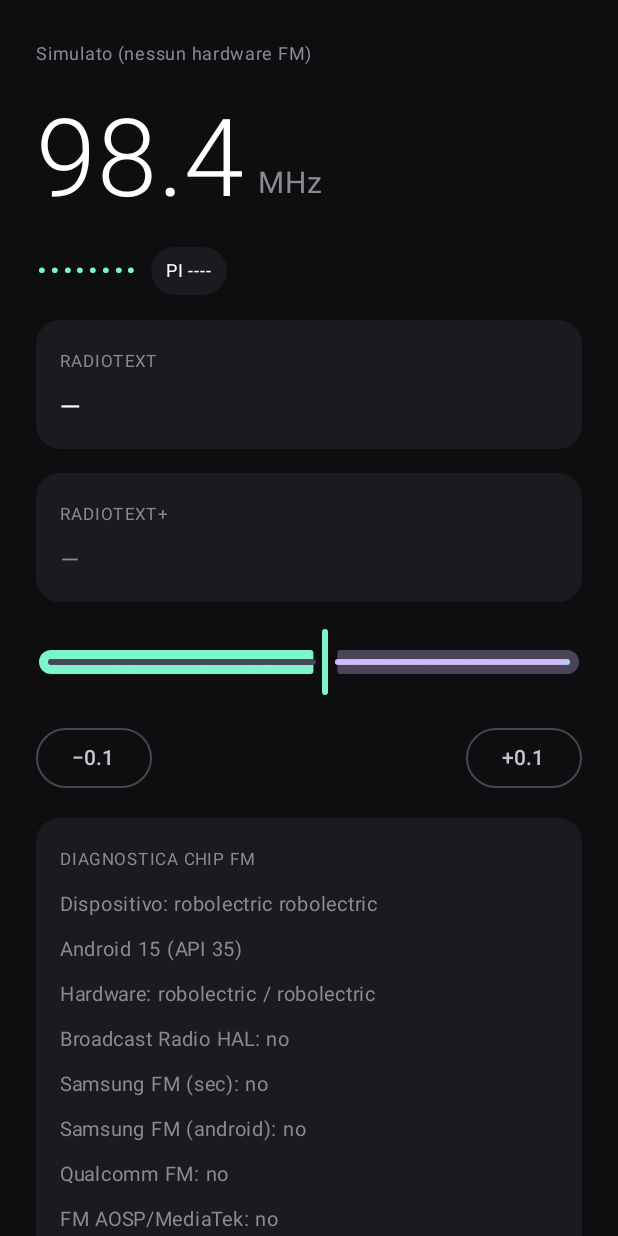
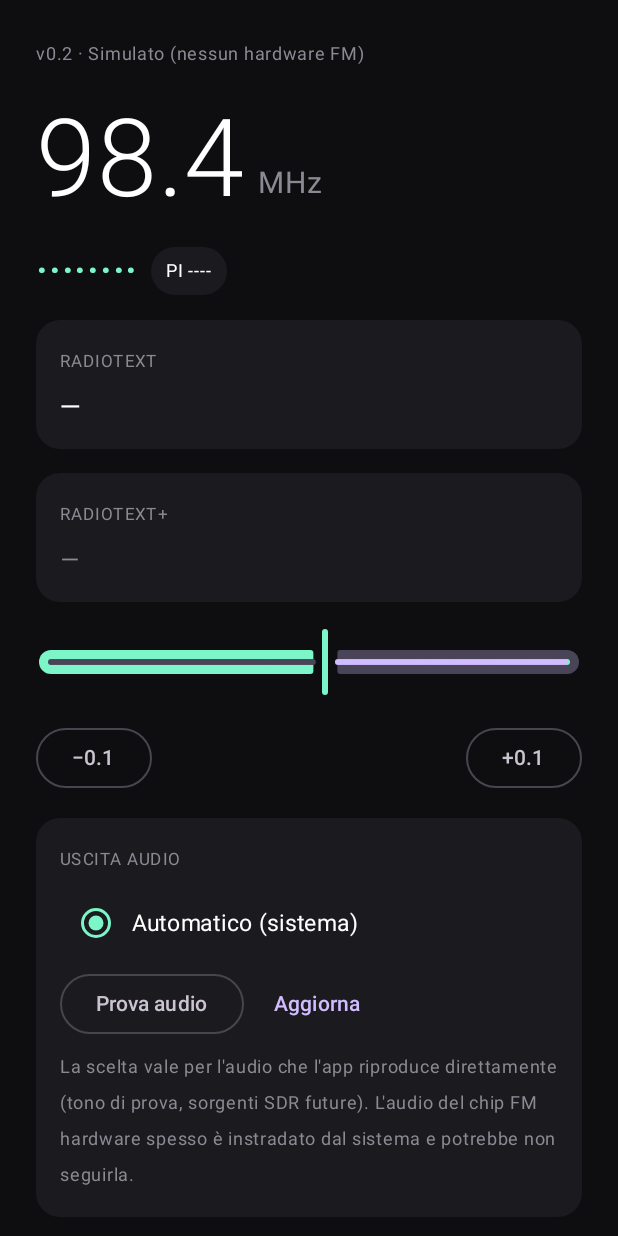
Before and after one commit to LILGIOVANNA/fmrds-app, an Android app built with Jetpack Compose: the screen it shows after launch (MainActivity), after a tap on "−0.1", on a phone screen of 412 x 824 dp. Run offline under Robolectric (Android 15) with nearby library versions, the phone set to English and light mode, and no system bars.

Commit message:
Add files via upload

```diff
--- a/app/build.gradle.kts
+++ b/app/build.gradle.kts
@@ -11,8 +11,8 @@ android {
         applicationId = "app.fmrds"
         minSdk = 26          // Galaxy J6 nasce con Android 8.0
         targetSdk = 34
-        versionCode = 1
-        versionName = "0.1"
+        versionCode = 2
+        versionName = "0.2"
     }
     compileOptions {
         sourceCompatibility = JavaVersion.VERSION_17
--- a/app/src/main/java/app/fmrds/ChipProbe.kt
+++ b/app/src/main/java/app/fmrds/ChipProbe.kt
@@ -2,32 +2,75 @@ package app.fmrds
 
 import android.content.Context
 import android.os.Build
+import java.io.File
 
-/** Raccoglie indizi su come il telefono gestisce l'FM. Serve per scrivere il backend giusto. */
+/** Raccoglie indizi su come il telefono gestisce l'FM, per scrivere il collegamento giusto al chip. */
 object ChipProbe {
-    private val candidates = listOf(
-        "com.sec.android.app.fm" to "Samsung FM (sec)",
-        "com.samsung.android.app.fm" to "Samsung FM (android)",
-        "com.caf.fmradio" to "Qualcomm FM",
-        "com.android.fmradio" to "FM AOSP/MediaTek",
-        "com.mediatek.fmradio" to "MediaTek FM",
-        "com.miui.fm" to "Xiaomi FM",
+    private val classCandidates = listOf(
+        "com.samsung.media.fmradio.FMPlayer",
+        "qcom.fmradio.FmReceiver",
+        "com.broadcom.fm.fmreceiver.FmProxy",
+        "com.mediatek.fmradio.FmNative",
     )
 
     fun report(ctx: Context): List<String> {
         val pm = ctx.packageManager
-        val lines = mutableListOf(
-            "Dispositivo: ${Build.MANUFACTURER} ${Build.MODEL}",
-            "Android ${Build.VERSION.RELEASE} (API ${Build.VERSION.SDK_INT})",
-            "Hardware: ${Build.HARDWARE} / ${Build.BOARD}",
-            "Broadcast Radio HAL: " + yn(pm.hasSystemFeature("android.hardware.broadcastradio")),
+        val out = mutableListOf<String>()
+
+        out += "== Dispositivo =="
+        out += "${Build.MANUFACTURER} ${Build.MODEL} (${Build.DEVICE})"
+        out += "Android ${Build.VERSION.RELEASE} (API ${Build.VERSION.SDK_INT})"
+        out += "Hardware: ${Build.HARDWARE} / ${Build.BOARD}"
+        out += "Feature broadcastradio: " + if (pm.hasSystemFeature("android.hardware.broadcastradio")) "sì" else "no"
+
+        out += "== Librerie di sistema (fm/radio) =="
+        val libs: List<String> = try {
+            pm.systemSharedLibraryNames?.filter { it.contains("fm", true) || it.contains("radio", true) }?.sorted() ?: emptyList()
+        } catch (e: Exception) { emptyList() }
+        out += libs.ifEmpty { listOf("(nessuna)") }
+
+        out += "== App installate (fm/radio) =="
+        val apps: List<String> = try {
+            pm.getInstalledPackages(0).map { it.packageName }.filter { p ->
+                val l = p.lowercase()
+                l.contains("radio") || l.endsWith(".fm") || l.contains(".fm.")
+            }.sorted()
+        } catch (e: Exception) { emptyList() }
+        out += apps.ifEmpty { listOf("(nessuna)") }
+
+        out += "== File di sistema (fm/radio) =="
+        val dirs = listOf(
+            "/system/etc/permissions", "/vendor/etc/permissions", "/system/framework",
+            "/system/app", "/system/priv-app", "/system/lib", "/system/lib64",
+            "/vendor/lib", "/vendor/lib64", "/vendor/etc",
         )
-        for ((pkg, label) in candidates) {
-            val installed = try { pm.getPackageInfo(pkg, 0); true } catch (e: Exception) { false }
-            lines += "$label: ${yn(installed)}"
+        val permFiles = mutableListOf<File>()
+        for (d in dirs) {
+            val names: List<String> = try {
+                File(d).list()?.filter { it.contains("fm", true) || it.contains("radio", true) }?.sorted() ?: emptyList()
+            } catch (e: Exception) { emptyList() }
+            if (names.isEmpty()) continue
+            val more = if (names.size > 25) " …(+${names.size - 25})" else ""
+            out += "$d: " + names.take(25).joinToString(", ") + more
+            if (d.endsWith("etc/permissions")) names.forEach { permFiles += File(d, it) }
         }
-        return lines
+        for (f in permFiles.take(6)) {
+            val txt = try { f.readText().replace(Regex("\\s+"), " ").take(400) } catch (e: Exception) { "(illeggibile)" }
+            out += "${f.name}: $txt"
+        }
+
+        out += "== Classi FM caricabili =="
+        for (cn in classCandidates) {
+            try {
+                val c = Class.forName(cn)
+                out += "$cn: TROVATA"
+                c.declaredMethods
+                    .map { m -> m.name + "(" + m.parameterTypes.joinToString(",") { it.simpleName } + ")" }
+                    .sorted().take(70).forEach { out += "  $it" }
+            } catch (t: Throwable) {
+                out += "$cn: no"
+            }
+        }
+        return out
     }
-
-    private fun yn(b: Boolean) = if (b) "sì" else "no"
 }
--- a/app/src/main/java/app/fmrds/MainActivity.kt
+++ b/app/src/main/java/app/fmrds/MainActivity.kt
@@ -4,27 +4,33 @@ import android.os.Bundle
 import androidx.activity.ComponentActivity
 import androidx.activity.compose.setContent
 import androidx.compose.foundation.background
+import androidx.compose.foundation.clickable
 import androidx.compose.foundation.layout.*
 import androidx.compose.foundation.rememberScrollState
 import androidx.compose.foundation.shape.RoundedCornerShape
 import androidx.compose.foundation.verticalScroll
 import androidx.compose.material3.*
 import androidx.compose.runtime.*
+import androidx.compose.runtime.saveable.rememberSaveable
 import androidx.compose.ui.Alignment
 import androidx.compose.ui.Modifier
 import androidx.compose.ui.graphics.Color
+import androidx.compose.ui.platform.LocalClipboardManager
 import androidx.compose.ui.platform.LocalContext
+import androidx.compose.ui.text.AnnotatedString
 import androidx.compose.ui.text.font.FontWeight
 import androidx.compose.ui.unit.dp
 import androidx.compose.ui.unit.sp
 import androidx.lifecycle.ViewModel
 import androidx.lifecycle.viewmodel.compose.viewModel
+import kotlinx.coroutines.Dispatchers
 import kotlinx.coroutines.flow.MutableStateFlow
 import kotlinx.coroutines.flow.StateFlow
+import kotlinx.coroutines.withContext
 
 class RadioViewModel : ViewModel() {
     private val decoder = RdsDecoder()
-    private val tuner: FmTuner = SimulatedTuner()   // <- qui andrà il backend reale
+    private val tuner: FmTuner = SimulatedTuner()   // <- qui andrà il backend reale del chip FM
     val rds = decoder.state
     val tunerLabel get() = tuner.label
 
@@ -61,14 +67,20 @@ fun RadioScreen(vm: RadioViewModel = viewModel()) {
     val f by vm.freq.collectAsState()
     val rds by vm.rds.collectAsState()
     val ctx = LocalContext.current
-    val probe = remember { ChipProbe.report(ctx) }
+    val clip = LocalClipboardManager.current
+
+    var probe by remember { mutableStateOf(listOf("Scansione in corso…")) }
+    LaunchedEffect(Unit) { probe = withContext(Dispatchers.IO) { ChipProbe.report(ctx) } }
+
+    var devs by remember { mutableStateOf(AudioOut.list(ctx)) }
+    var outId by rememberSaveable { mutableStateOf(-1) }
 
     Column(
         Modifier.fillMaxSize().background(Bg).verticalScroll(rememberScrollState())
             .statusBarsPadding().padding(24.dp),
         verticalArrangement = Arrangement.spacedBy(16.dp),
     ) {
-        Text(vm.tunerLabel, color = Dim, fontSize = 12.sp)
+        Text("v0.2 · " + vm.tunerLabel, color = Dim, fontSize = 12.sp)
 
         Row(verticalAlignment = Alignment.Bottom) {
             Text("%.1f".format(f), color = Color.White, fontSize = 72.sp, fontWeight = FontWeight.Light)
@@ -107,8 +119,38 @@ fun RadioScreen(vm: RadioViewModel = viewModel()) {
             OutlinedButton(onClick = { vm.setFreq(f + 0.1) }) { Text("+0.1") }
         }
 
+        Panel("Uscita audio") {
+            devs.forEach { d ->
+                val id = d.info?.id ?: -1
+                Row(
+                    Modifier.fillMaxWidth().clickable { outId = id },
+                    verticalAlignment = Alignment.CenterVertically,
+                ) {
+                    RadioButton(
+                        selected = outId == id, onClick = { outId = id },
+                        colors = RadioButtonDefaults.colors(selectedColor = Accent),
+                    )
+                    Text(d.label, color = Color.White, fontSize = 15.sp)
+                }
+            }
+            Row(horizontalArrangement = Arrangement.spacedBy(8.dp)) {
+                OutlinedButton(onClick = {
+                    AudioOut.playTestTone(devs.firstOrNull { (it.info?.id ?: -1) == outId }?.info)
+                }) { Text("Prova audio") }
+                TextButton(onClick = { devs = AudioOut.list(ctx) }) { Text("Aggiorna") }
+            }
+            Text(
+                "La scelta vale per l'audio che l'app riproduce direttamente (tono di prova, sorgenti SDR future). " +
+                    "L'audio del chip FM hardware spesso è instradato dal sistema e potrebbe non seguirla.",
+                color = Dim, fontSize = 12.sp,
+            )
+        }
+
         Panel("Diagnostica chip FM") {
-            probe.forEach { Text(it, color = Dim, fontSize = 13.sp) }
+            OutlinedButton(onClick = { clip.setText(AnnotatedString(probe.joinToString("\n"))) }) {
+                Text("Copia tutto")
+            }
+            probe.forEach { Text(it, color = Dim, fontSize = 11.sp) }
         }
     }
 }
```
Also changed, not shown: app/src/main/AndroidManifest.xml (+8 -9 lines), app/src/main/java/app/fmrds/AudioOut.kt (added, +67 -0 lines).
